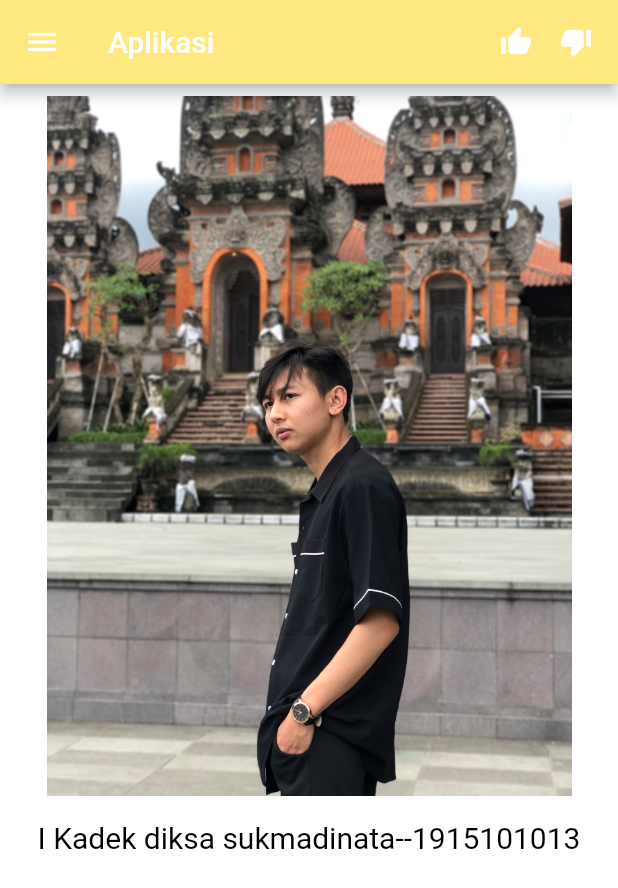
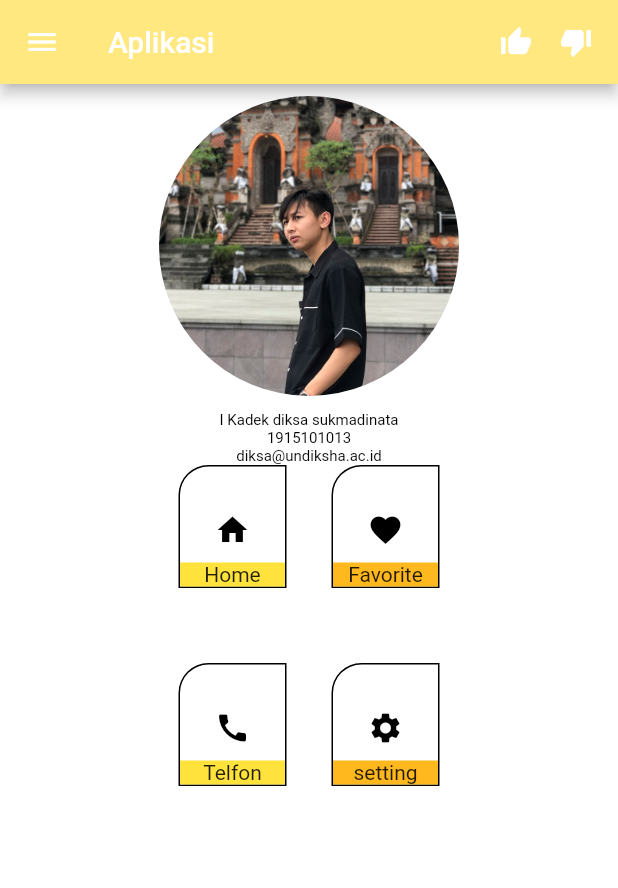
Before and after one commit to diksadinata/belajarflutter, a Flutter app: the screen it shows after launch, on a phone screen of 412 x 824 dp. Shown: the top 888 px of the screen. Run offline on Flutter 3.47's test engine with Material 2 defaults, Android fonts, the phone set to English and light mode, and no system bars.

Commit message:
projek baru

```diff
--- /dev/null
+++ b/lib/MyApp.dart
@@ -0,0 +1,40 @@
+import 'package:flutter/material.dart';
+
+class MyApp extends StatelessWidget {
+// ignore_for_file: file_names
+
+  const MyApp({Key? key}) : super(key: key);
+
+  @override
+  // ignore: avoid_types_as_parameter_names, non_constant_identifier_names, avoid_renaming_method_parameters
+  Widget build(BuildContext) {
+    return MaterialApp(
+        home: Scaffold(
+            appBar: AppBar(
+              title: const Text('Aplikasi'),
+              centerTitle: true,
+              leading: const Icon(
+                Icons.favorite,
+                color: Colors.pink,
+                size: 30,
+              ),
+            ),
+            body: const PictApp()));
+  }
+}
+
+class PictApp extends StatelessWidget {
+  const PictApp({Key? key}) : super(key: key);
+
+  @override
+  // ignore: avoid_types_as_parameter_names, non_constant_identifier_names, avoid_renaming_method_parameters
+  Widget build(BuildContext) {
+    return const Center(
+      child: Image(
+        image: AssetImage('image/1 h.jpg'),
+        width: 400,
+        height: 400,
+      ),
+    );
+  }
+}
--- /dev/null
+++ b/lib/MyProfil.dart
@@ -0,0 +1,284 @@
+// ignore_for_file: file_names
+
+import 'package:flutter/material.dart';
+
+class MyProfil extends StatelessWidget {
+  const MyProfil({Key? key}) : super(key: key);
+  @override
+  Widget build(BuildContext context) {
+    return MaterialApp(
+        home: Scaffold(
+      backgroundColor: const Color.fromARGB(255, 255, 255, 255),
+      appBar: AppBar(
+        leading: const Icon(Icons.menu),
+        title: const Text('Aplikasi'),
+        backgroundColor: const Color.fromARGB(255, 255, 232, 128),
+        // ignore: prefer_const_literals_to_create_immutables
+        actions: [
+          // ignore: prefer_const_constructors
+          Icon(
+            Icons.thumb_up_alt,
+            color: const Color.fromARGB(255, 255, 255, 255),
+          ),
+          const Padding(padding: EdgeInsets.symmetric(horizontal: 8)),
+          const Icon(Icons.thumb_down_alt),
+          const Padding(padding: EdgeInsets.symmetric(horizontal: 8)),
+        ],
+      ),
+      body: const PictApp(),
+    ));
+  }
+}
+
+class PictApp extends StatelessWidget {
+  const PictApp({Key? key}) : super(key: key);
+
+  @override
+  // ignore: avoid_types_as_parameter_names, non_constant_identifier_names, avoid_renaming_method_parameters
+  Widget build(BuildContext) {
+    return Container(
+      padding: const EdgeInsets.symmetric(vertical: 8),
+      child: Center(
+        child: Column(
+          // ignore: prefer_const_literals_to_create_immutables
+          children: <Widget>[
+            Container(
+              width: 200,
+              height: 200,
+              decoration: BoxDecoration(
+                borderRadius: BorderRadius.circular(100.0),
+                image: const DecorationImage(
+                  image: AssetImage('image/1 h.jpg'),
+                  fit: BoxFit.cover,
+                ),
+              ),
+              margin: const EdgeInsets.only(bottom: 10),
+            ),
+            const Text(
+              "I Kadek diksa sukmadinata",
+              style:
+                  TextStyle(color: Color.fromARGB(255, 0, 0, 0), fontSize: 10),
+            ),
+            const Text(
+              "1915101013",
+              style:
+                  TextStyle(color: Color.fromARGB(255, 0, 0, 0), fontSize: 10),
+            ),
+            const Text(
+              "diksa@undiksha.ac.id",
+              style:
+                  TextStyle(color: Color.fromARGB(255, 0, 0, 0), fontSize: 10),
+            ),
+            const IconApp1(),
+            const IconApp()
+            //onst LayoutApp()
+          ],
+        ),
+      ),
+    );
+  }
+}
+
+class LayoutApp extends StatelessWidget {
+  const LayoutApp({Key? key}) : super(key: key);
+
+  @override
+  // ignore: avoid_types_as_parameter_names, non_constant_identifier_names, avoid_renaming_method_parameters
+  Widget build(BuildContext) {
+    return GridView.count(
+      crossAxisCount: 2,
+      mainAxisSpacing: 20.0,
+      padding: const EdgeInsets.only(top: 50),
+      children: <Widget>[
+        Column(
+          children: const <Widget>[
+            Image(
+              width: 120.0,
+              image: AssetImage('image/home.png'),
+            ),
+            Text("Home",
+                style: TextStyle(
+                    fontWeight: FontWeight.bold,
+                    fontSize: 20.0,
+                    color: Color.fromARGB(255, 0, 0, 0)))
+          ],
+        ),
+        Column(
+          children: const <Widget>[
+            Image(
+              width: 120.0,
+              image: AssetImage('image/pengaturan.png'),
+            ),
+            Text("Setting",
+                style: TextStyle(
+                    fontWeight: FontWeight.bold,
+                    fontSize: 20.0,
+                    color: Color.fromARGB(255, 0, 0, 0)))
+          ],
+        ),
+        Column(
+          children: const <Widget>[
+            Image(
+              width: 120.0,
+              image: AssetImage('image/folder.png'),
+            ),
+            Text("Folder",
+                style: TextStyle(
+                    fontWeight: FontWeight.bold,
+                    fontSize: 20.0,
+                    color: Color.fromARGB(255, 0, 0, 0)))
+          ],
+        ),
+        Column(
+          children: const <Widget>[
+            Image(
+              width: 120.0,
+              image: AssetImage('image/delete.png'),
+            ),
+            Text("Delete",
+                style: TextStyle(
+                    fontWeight: FontWeight.bold,
+                    fontSize: 20.0,
+                    color: Color.fromARGB(255, 0, 0, 0)))
+          ],
+        ),
+        //const PictApp()
+      ],
+    );
+  }
+}
+
+// ignore: camel_case_types
+class IconApp1 extends StatelessWidget {
+  const IconApp1({Key? key}) : super(key: key);
+
+  @override
+  Widget build(BuildContext context) {
+    return Row(
+      mainAxisAlignment: MainAxisAlignment.center,
+      children: [
+        Container(
+          padding: const EdgeInsets.only(top: 30),
+          decoration: BoxDecoration(
+            color: Colors.white,
+            borderRadius: const BorderRadius.only(
+              topLeft: Radius.circular(20),
+            ),
+            border: Border.all(color: const Color.fromARGB(255, 0, 0, 0)),
+          ),
+          child: Column(
+            children: const [
+              Icon(
+                Icons.home,
+                color: Color.fromARGB(255, 0, 0, 0),
+              ),
+              Padding(padding: EdgeInsets.only(bottom: 10)),
+              SizedBox(
+                width: 70,
+                child: DecoratedBox(
+                    decoration:
+                        BoxDecoration(color: Color.fromRGBO(255, 226, 59, 1)),
+                    child: Center(child: Text('Home'))),
+              )
+            ],
+          ),
+          margin: const EdgeInsets.only(right: 30, bottom: 50),
+        ),
+        Container(
+          padding: const EdgeInsets.only(top: 30),
+          decoration: BoxDecoration(
+            color: Colors.white,
+            borderRadius: const BorderRadius.only(
+              topLeft: Radius.circular(20),
+            ),
+            border: Border.all(color: const Color.fromARGB(255, 0, 0, 0)),
+          ),
+          child: Column(
+            children: const [
+              Icon(
+                Icons.favorite,
+                color: Color.fromARGB(255, 0, 0, 0),
+              ),
+              Padding(padding: EdgeInsets.only(bottom: 10)),
+              SizedBox(
+                width: 70,
+                child: DecoratedBox(
+                    decoration:
+                        BoxDecoration(color: Color.fromARGB(255, 255, 184, 30)),
+                    child: Center(child: Text('Favorite'))),
+              )
+            ],
+          ),
+          margin: const EdgeInsets.only(bottom: 50),
+        ),
+      ],
+    );
+  }
+}
+
+class IconApp extends StatelessWidget {
+  const IconApp({Key? key}) : super(key: key);
+
+  @override
+  Widget build(BuildContext context) {
+    return Row(
+      mainAxisAlignment: MainAxisAlignment.center,
+      children: [
+        Container(
+          padding: const EdgeInsets.only(top: 30),
+          decoration: BoxDecoration(
+            color: Colors.white,
+            borderRadius: const BorderRadius.only(
+              topLeft: Radius.circular(20),
+            ),
+            border: Border.all(color: const Color.fromARGB(255, 0, 0, 0)),
+          ),
+          child: Column(
+            children: const [
+              Icon(
+                Icons.call,
+                color: Color.fromARGB(255, 0, 0, 0),
+              ),
+              Padding(padding: EdgeInsets.only(bottom: 10)),
+              SizedBox(
+                width: 70,
+                child: DecoratedBox(
+                    decoration:
+                        BoxDecoration(color: Color.fromRGBO(255, 226, 59, 1)),
+                    child: Center(child: Text('Telfon'))),
+              )
+            ],
+          ),
+          margin: const EdgeInsets.only(right: 30, bottom: 50),
+        ),
+        Container(
+          padding: const EdgeInsets.only(top: 30),
+          decoration: BoxDecoration(
+            color: Colors.white,
+            borderRadius: const BorderRadius.only(
+              topLeft: Radius.circular(20),
+            ),
+            border: Border.all(color: const Color.fromARGB(255, 0, 0, 0)),
+          ),
+          child: Column(
+            children: const [
+              Icon(
+                Icons.settings,
+                color: Color.fromARGB(255, 0, 0, 0),
+              ),
+              Padding(padding: EdgeInsets.only(bottom: 10)),
+              SizedBox(
+                width: 70,
+                child: DecoratedBox(
+                    decoration:
+                        BoxDecoration(color: Color.fromARGB(255, 255, 184, 30)),
+                    child: Center(child: Text('setting'))),
+              )
+            ],
+          ),
+          margin: const EdgeInsets.only(bottom: 50),
+        ),
+      ],
+    );
+  }
+}
--- a/pubspec.yaml
+++ b/pubspec.yaml
@@ -59,6 +59,10 @@ flutter:
 
   assets:
   - image/1 h.jpg
+  - image/delete.png
+  - image/home.png
+  - image/pengaturan.png
+  - image/folder.png
 
   # To add assets to your application, add an assets section, like this:
   # assets:
```
Also changed, not shown: lib/MyColumn.dart (added, +40 -0 lines), lib/SingleLayout.dart (added, +29 -0 lines), lib/main.dart (+4 -36 lines), image/delete.png (added), image/folder.png (added), image/home.png (added), image/pengaturan.png (added).
